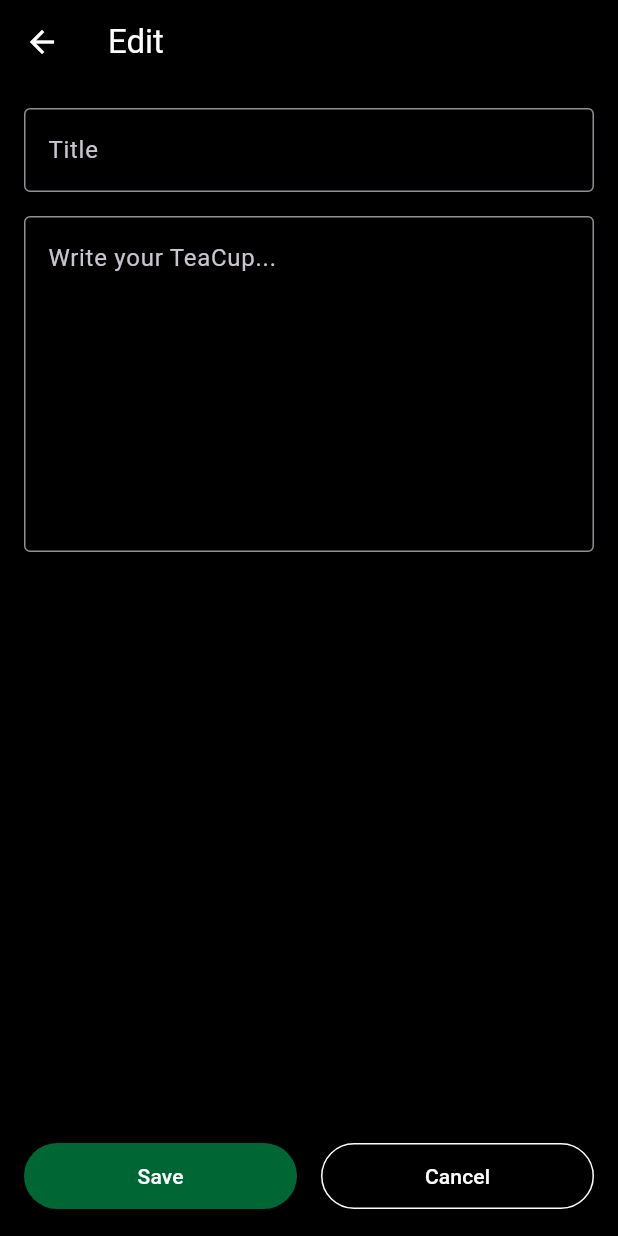
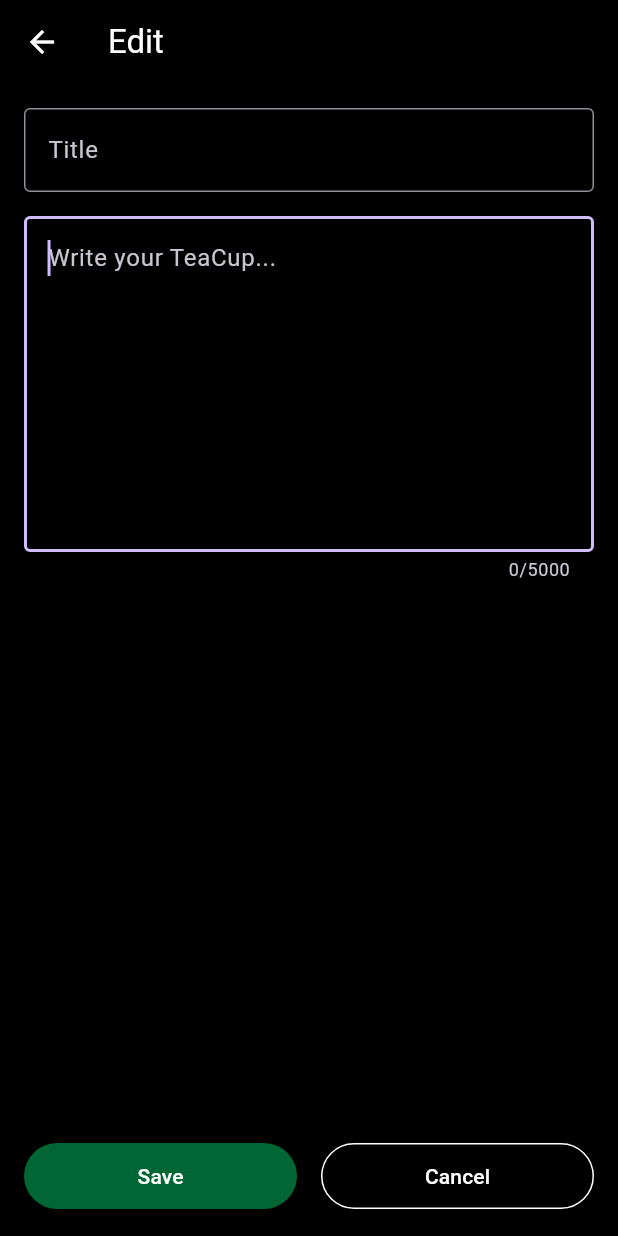
Before and after one commit to rlpvin/teahee, a Flutter app: the DetailsScreen screen opened directly with empty values, after a tap on "Edit", on a phone screen of 412 x 824 dp. Run offline on Flutter 3.47's test engine with Material 3 defaults, Android fonts, the phone set to English and light mode, and no system bars; our stand-ins replace file_picker, image_picker, open_filex, permission_handler; missing offline and left inert: flutter_media_metadata, video_thumbnail.

Commit message:
UX improvements
- Convert double dashes to em-dashes
- Convert standard quotes into curly smart quotes
- Set keyboardType to TextInputType.multiline
- Character counter
- Auto-focus title field creating a new TeaCup, content field when editing
- Native suggestions and spellcheck always enabled

```diff
--- a/lib/models/teacup.dart
+++ b/lib/models/teacup.dart
@@ -39,4 +39,27 @@ class TeaCup {
       'mediaPaths': mediaPaths,
     };
   }
+
+  String get formattedTitle => _applyTypography(title);
+  String get formattedContent => _applyTypography(content);
+
+  String _applyTypography(String text) {
+    if (text.isEmpty) return text;
+
+    String result = text;
+
+    // 1. Convert -- to — (em-dash)
+    result = result.replaceAll('--', '—');
+
+    // 2. Convert " to smart quotes
+    // Replace opening quotes (start of line or after whitespace/newline)
+    result = result.replaceAllMapped(
+      RegExp(r'(^|[\s\n])"'),
+      (match) => '${match.group(1)}“',
+    );
+    // Replace remaining quotes with closing quotes
+    result = result.replaceAll('"', '”');
+
+    return result;
+  }
 }
--- a/lib/screens/details_screen.dart
+++ b/lib/screens/details_screen.dart
@@ -26,7 +26,7 @@ class DetailsScreen extends StatelessWidget {
                   child: Column(
                     crossAxisAlignment: CrossAxisAlignment.start,
                     children: [
-              Text(teacup.title, style: const TextStyle(fontSize: 22)),
+              Text(teacup.formattedTitle, style: const TextStyle(fontSize: 22)),
               const SizedBox(height: 8),
               Text(teacup.date),
               const SizedBox(height: 16),
@@ -39,7 +39,7 @@ class DetailsScreen extends StatelessWidget {
 
               if (teacup.mediaPaths.isNotEmpty) const SizedBox(height: 16),
 
-              Text(teacup.content),
+              Text(teacup.formattedContent),
 
                     ],
                   ),
--- a/lib/screens/edit_screen.dart
+++ b/lib/screens/edit_screen.dart
@@ -1,4 +1,5 @@
 import 'package:flutter/material.dart';
+import 'package:flutter/services.dart';
 import '../../theme/app_theme.dart';
 import '../../models/teacup.dart';
 import '../../services/storage_service.dart';
@@ -127,6 +128,7 @@ class _EditScreenState extends State<EditScreen> {
                     children: [
                       TextFormField(
                         controller: _titleController,
+                        autofocus: widget.teacup == null,
                         decoration: const InputDecoration(
                           labelText: "Title",
                           border: OutlineInputBorder(),
@@ -141,14 +143,21 @@ class _EditScreenState extends State<EditScreen> {
                       const SizedBox(height: 16),
                       TextFormField(
                         controller: _contentController,
+                        autofocus: widget.teacup != null,
                         minLines: 8,
                         maxLines: null,
                         textCapitalization: TextCapitalization.sentences,
+                        keyboardType: TextInputType.multiline,
+                        smartDashesType: SmartDashesType.enabled,
+                        smartQuotesType: SmartQuotesType.enabled,
+                        maxLength: 5000,
+                        maxLengthEnforcement: MaxLengthEnforcement.none,
                         decoration: const InputDecoration(
                           hintText: "Write your TeaCup...",
                           border: OutlineInputBorder(),
                           alignLabelWithHint: true,
                         ),
+                        onChanged: (value) => setState(() {}),
                         validator: (value) {
                           if (value == null || value.trim().isEmpty) {
                             return "Please write some content";
```
